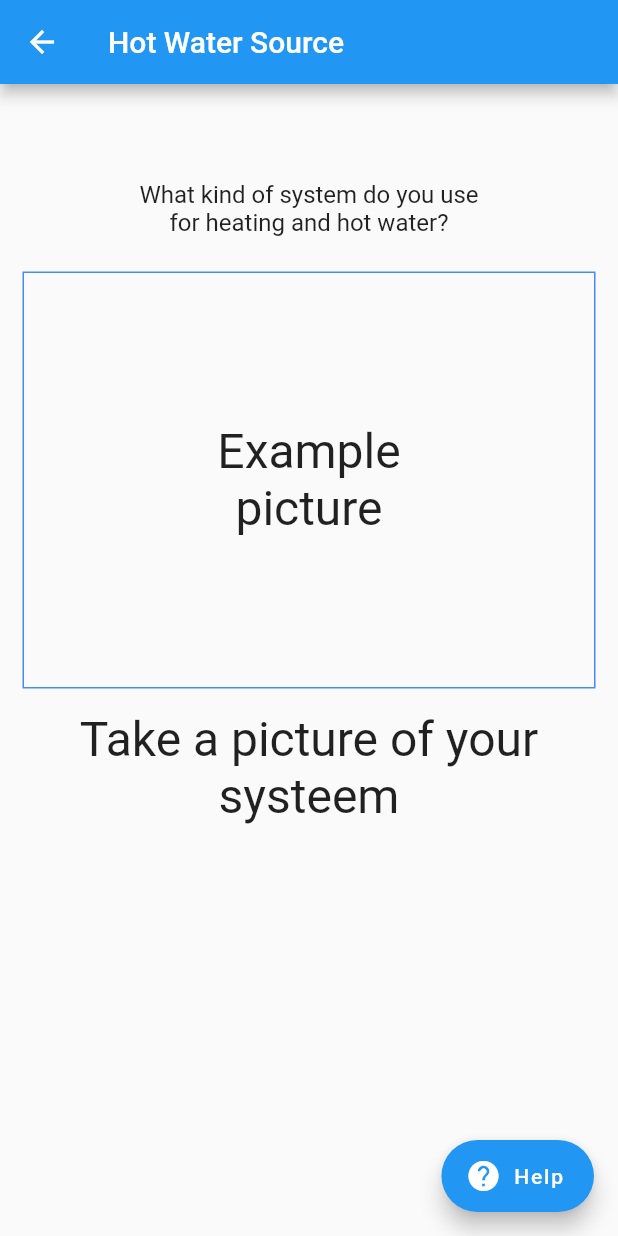
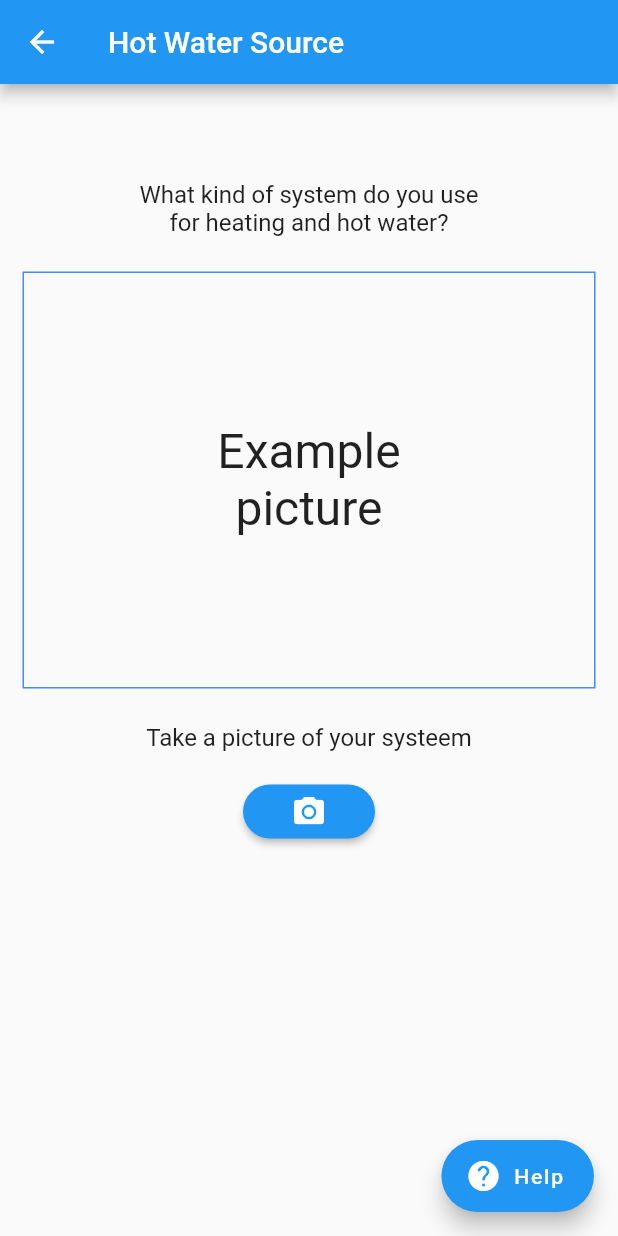
Before and after one commit to tulipanienka/tech4good-hermitcrab, a Flutter app: the screen it shows after launch, after a tap on "Hot water source", on a phone screen of 412 x 824 dp. Run offline on Flutter 3.47's test engine with Material 2 defaults, Android fonts, the phone set to English and light mode, and no system bars.

Commit message:
commit 3

```diff
--- a/Hermit_Crab_App/lib/main.dart
+++ b/Hermit_Crab_App/lib/main.dart
@@ -1,5 +1,6 @@
 import 'package:flutter/material.dart';
 import 'pages/home.dart';
+import 'pages/select_home.dart';
 import 'pages/isolation_page.dart';
 import 'pages/hot_water_source_page.dart';
 import 'pages/electricity_cource_page.dart';
@@ -22,10 +23,10 @@ class MyApp extends StatelessWidget {
       initialRoute: '/',
       routes: {
         '/': (context) => Home(),
-        // '/select_home': (context) => SelectHome(),
+        '/select_home': (context) => SelectHome(),
         '/isolation_page': (context) => IsolationPage(),
-        'hot_water_source_page': (context) => HotWaterSourcePage(),
-        'electricity_cource_page': (context) => ElectricitySourcePage(),
+        '/hot_water_source_page': (context) => HotWaterSourcePage(),
+        '/electricity_cource_page': (context) => ElectricitySourcePage(),
       },
     );
   }
--- a/Hermit_Crab_App/lib/pages/home.dart
+++ b/Hermit_Crab_App/lib/pages/home.dart
@@ -131,7 +131,7 @@ class _HomeState extends State<Home> {
       ),
       floatingActionButton: FloatingActionButton.extended(
         onPressed: () {
-          // Add your onPressed code here!
+          //
         },
         icon: const Icon(Icons.help),
         label: const Text('Help'),
--- a/Hermit_Crab_App/lib/pages/hot_water_source_page.dart
+++ b/Hermit_Crab_App/lib/pages/hot_water_source_page.dart
@@ -39,13 +39,28 @@ class _HotWaterSourcePageState extends State<HotWaterSourcePage> {
                   ),
                 ),
               ),
+              SizedBox(height: 8),
               Text(
-                  "Take a picture of your systeem",
-                  textAlign: TextAlign.center,
-                  style: TextStyle(
-                    fontSize: 32,
-                  ),
+                "Take a picture of your systeem",
+                textAlign: TextAlign.center,
+                style: TextStyle(
+                  fontSize: 16,
                 ),
+              ),
+              SizedBox(height: 16),
+              RaisedButton(
+                child: Icon(
+                  Icons.camera_alt,
+                  color: Colors.white,
+                ),
+                shape: new RoundedRectangleBorder(
+                  borderRadius: new BorderRadius.circular(30.0),
+                ),
+                color: Colors.blue,
+                onPressed: () {
+
+                },
+              ),
             ],
           ),
         ),
```
Also changed, not shown: Hermit_Crab_App/lib/pages/electricity_cource_page.dart (+12 -4 lines), Hermit_Crab_App/lib/pages/isolation_page.dart (+4 -24 lines), 2 other files.
